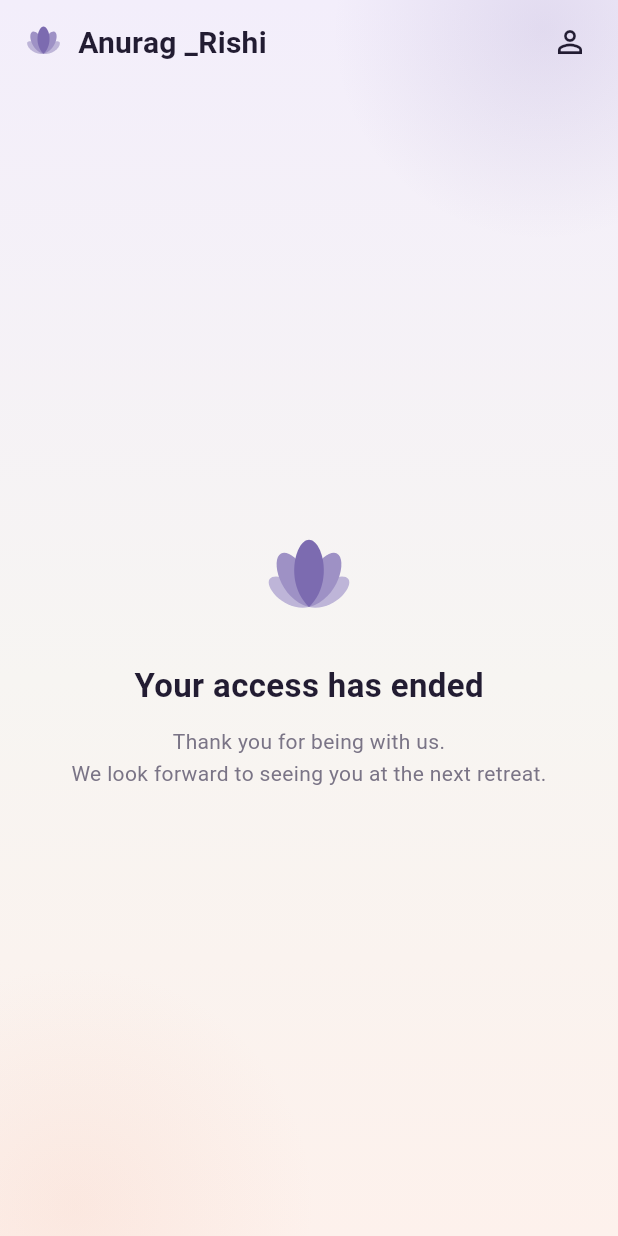
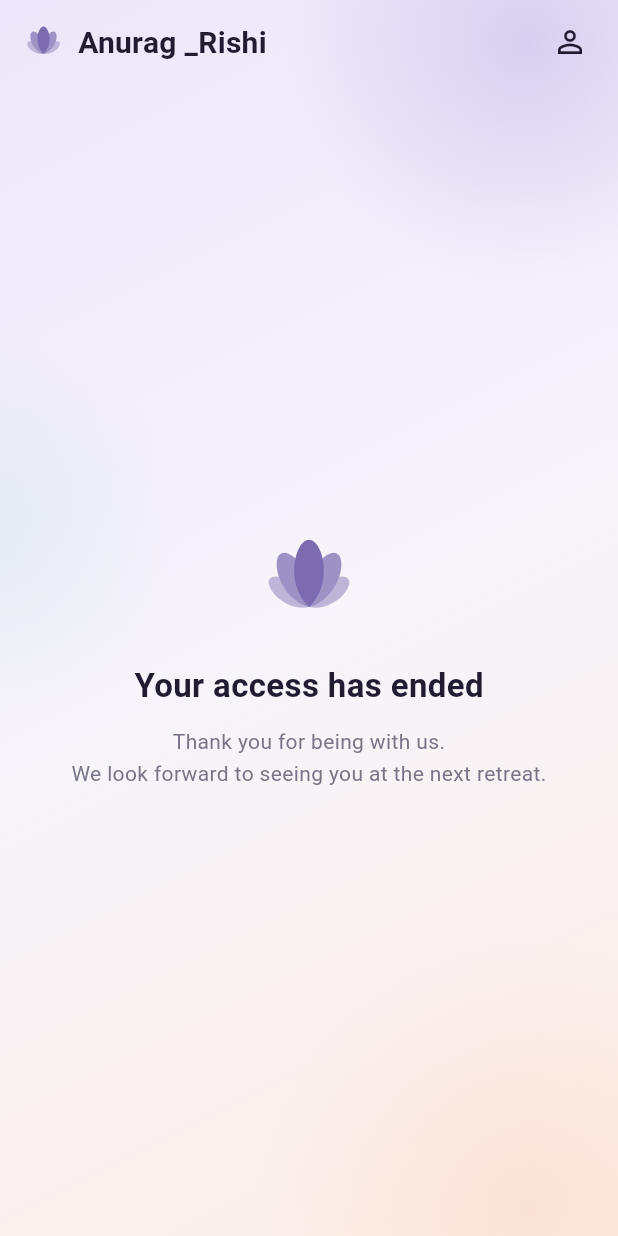
Before and after one commit to cyberking-coder/Rishi_app2, a Flutter app: the screen it shows once a user with an empty profile is signed in, on a phone screen of 412 x 824 dp. Run offline on Flutter 3.47's test engine with Material 3 defaults, Android fonts, the phone set to English and light mode, and no system bars; our stand-ins replace audio_service, device_info_plus, flutter_riverpod, flutter_secure_storage, go_router, just_audio and 1 more; missing offline and left inert: pointycastle; accounts and stored records are empty.

Commit message:
feat(ui): richer, calmer home & player visuals
- Stronger ambient wash with three colour glows (violet/mint/peach) for
  depth without distraction
- Warm time-aware welcome hero card on the home feed
- Section headers gain a lotus-gradient accent bar
- Category chips restyled as soft violet gradient pills (the old white
  border was invisible on the light theme)
- Soft background now also behind the now-playing screen

Co-Authored-By: Claude <noreply@anthropic.com>

```diff
--- a/mobile_app/lib/app/theme/app_theme.dart
+++ b/mobile_app/lib/app/theme/app_theme.dart
@@ -19,20 +19,29 @@ class AppTheme {
   static const Color textPrimary = Color(0xFF221C32);
   static const Color textSecondary = Color(0xFF7A7486);
 
-  // Soft ambient backdrop — gentle, low-saturation wash used behind the
-  // home and player screens. Three barely-there tints that blend into the
-  // warm neutral so nothing competes with the content.
-  static const Color washTop = Color(0xFFF3EEFB); // faint lavender
-  static const Color washMid = Color(0xFFF7F5F2); // warm neutral
-  static const Color washBottom = Color(0xFFFDF1EC); // faint peach
-  static const Color blobViolet = Color(0x267C6BB0); // 15% lotus-violet
-  static const Color blobPeach = Color(0x22F0A98E); // ~13% peach
+  // Soft ambient backdrop — a calm wash used behind the home and player
+  // screens. Present enough to feel crafted, low-saturation enough to stay
+  // serene.
+  static const Color washTop = Color(0xFFEDE6FA); // soft lavender
+  static const Color washMid = Color(0xFFF7F4FB); // pale violet-white
+  static const Color washBottom = Color(0xFFFDEFE7); // warm peach
+  static const Color blobViolet = Color(0x4A9C8BD6); // lotus-violet glow
+  static const Color blobPeach = Color(0x3DF3B79C); // warm peach glow
+  static const Color blobMint = Color(0x2E9AD6C4); // faint mint, for depth
 
   static const LinearGradient ambientWash = LinearGradient(
-    begin: Alignment.topCenter,
-    end: Alignment.bottomCenter,
+    begin: Alignment.topLeft,
+    end: Alignment.bottomRight,
     colors: [washTop, washMid, washBottom],
-    stops: [0.0, 0.55, 1.0],
+    stops: [0.0, 0.5, 1.0],
+  );
+
+  // Warm welcome-card gradient (lotus-violet → soft rose).
+  static const LinearGradient heroGradient = LinearGradient(
+    begin: Alignment.topLeft,
+    end: Alignment.bottomRight,
+    colors: [Color(0xFF8B79C4), Color(0xFFC79BC4), Color(0xFFE9B59E)],
+    stops: [0.0, 0.6, 1.0],
   );
 
   static ThemeData light() {
--- a/mobile_app/lib/app/widgets/soft_background.dart
+++ b/mobile_app/lib/app/widgets/soft_background.dart
@@ -18,15 +18,21 @@ class SoftBackground extends StatelessWidget {
             children: [
               // Top-right lotus-violet glow.
               Positioned(
-                top: -120,
-                right: -90,
-                child: _Blob(color: AppTheme.blobViolet, size: 280),
+                top: -130,
+                right: -100,
+                child: _Blob(color: AppTheme.blobViolet, size: 320),
               ),
-              // Lower-left warm peach glow.
+              // Mid-left faint mint, adds depth between the two main glows.
               Positioned(
-                bottom: -140,
-                left: -110,
-                child: _Blob(color: AppTheme.blobPeach, size: 320),
+                top: 220,
+                left: -140,
+                child: _Blob(color: AppTheme.blobMint, size: 260),
+              ),
+              // Lower-right warm peach glow.
+              Positioned(
+                bottom: -160,
+                right: -120,
+                child: _Blob(color: AppTheme.blobPeach, size: 360),
               ),
             ],
           ),
```
Also changed, not shown: mobile_app/lib/features/audio/presentation/screens/now_playing_screen.dart (+10 -2 lines), mobile_app/lib/features/home/presentation/screens/home_screen.dart (+71 -0 lines), mobile_app/lib/features/home/presentation/widgets/category_chip.dart (+12 -5 lines), mobile_app/lib/features/home/presentation/widgets/section_header.dart (+22 -4 lines).
